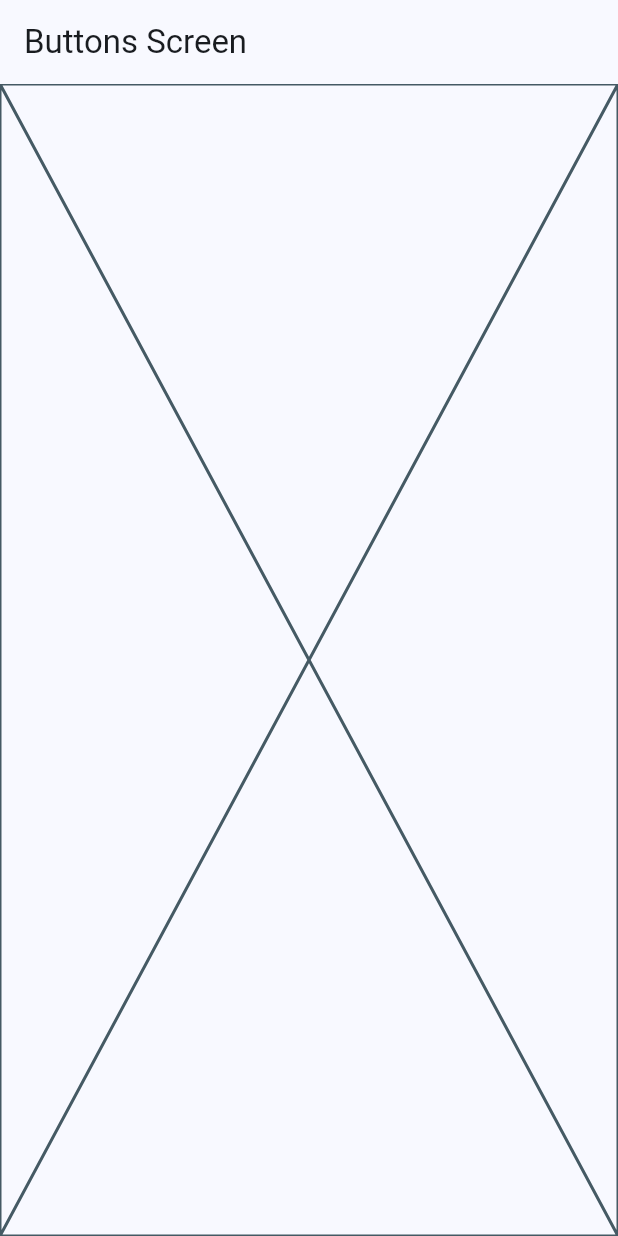
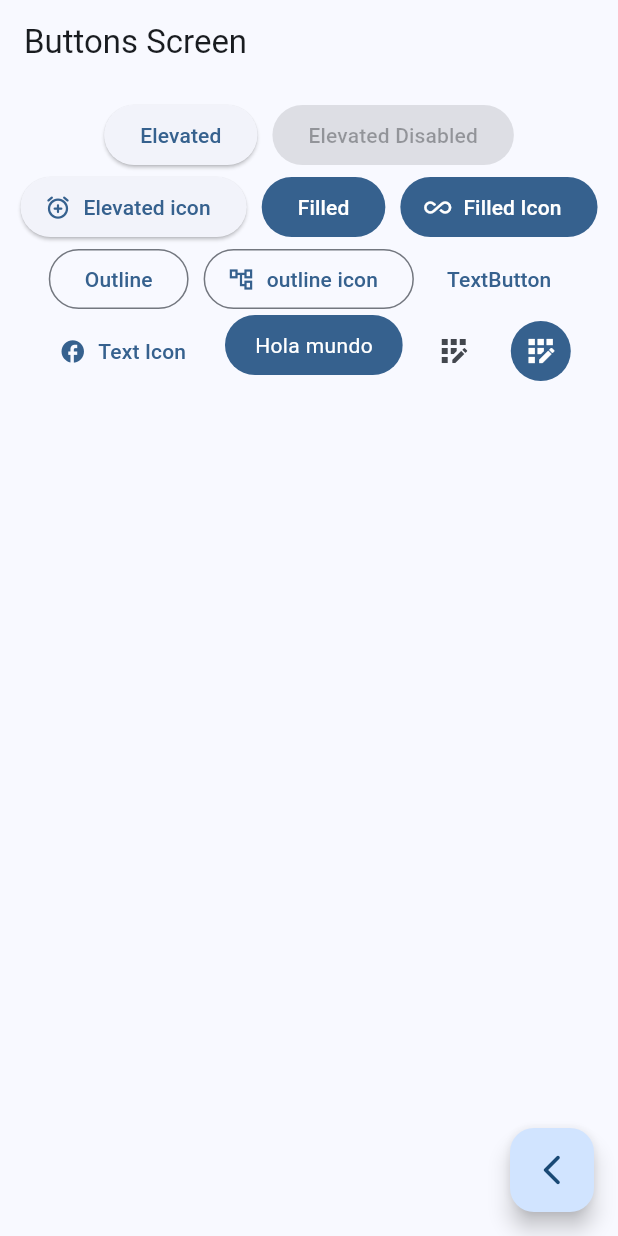
Before and after one commit to gu1llermo/widgets-app, a Flutter app: the ButtonsScreen screen opened by its route, on a phone screen of 412 x 824 dp. Run offline on Flutter 3.47's test engine with Material 3 defaults, Android fonts, the phone set to English and light mode, and no system bars; our stand-ins replace go_router.

Commit message:
buttons screen finished

```diff
--- a/lib/config/theme/app_theme.dart
+++ b/lib/config/theme/app_theme.dart
@@ -9,7 +9,7 @@ const colors = <Color>[
   Colors.deepPurple,
   Colors.orange,
   Colors.pink,
-  Colors.pinkAccent,
+  Color.fromARGB(255, 16, 192, 48),
 ];
 
 class AppTheme {
--- a/lib/presentation/screens/buttons/buttons_screen.dart
+++ b/lib/presentation/screens/buttons/buttons_screen.dart
@@ -1,4 +1,6 @@
 import 'package:flutter/material.dart';
+import 'package:go_router/go_router.dart';
+import 'package:widgets_app/config/theme/app_theme.dart';
 
 class ButtonsScreen extends StatelessWidget {
   static const name = 'buttons_screen';
@@ -8,7 +10,100 @@ class ButtonsScreen extends StatelessWidget {
   Widget build(BuildContext context) {
     return Scaffold(
       appBar: AppBar(title: const Text('Buttons Screen')),
-      body: const Placeholder(),
+      // ignore: prefer_const_constructors
+      body: _ButtonsView(),
+      floatingActionButton: FloatingActionButton(
+        child: const Icon(Icons.arrow_back_ios_new_rounded),
+        onPressed: () {
+          context.pop();
+        },
+      ),
     );
   }
 }
+
+class _ButtonsView extends StatelessWidget {
+  const _ButtonsView({
+    super.key,
+  });
+
+  @override
+  Widget build(BuildContext context) {
+    final colores = Theme.of(context).colorScheme;
+
+    return SizedBox(
+      width: double.infinity,
+      child: Padding(
+        padding: const EdgeInsets.symmetric(horizontal: 10, vertical: 10),
+        child: Wrap(
+          spacing: 10,
+          alignment: WrapAlignment.center,
+          children: [
+            ElevatedButton(onPressed: () {}, child: const Text('Elevated')),
+            const ElevatedButton(
+                onPressed: null, child: Text('Elevated Disabled')),
+            ElevatedButton.icon(
+                onPressed: () {},
+                icon: const Icon(Icons.alarm_add_rounded),
+                label: const Text('Elevated icon')),
+            FilledButton(onPressed: () {}, child: const Text('Filled')),
+            FilledButton.icon(
+              onPressed: () {},
+              icon: const Icon(Icons.all_inclusive_outlined),
+              label: const Text('Filled Icon'),
+            ),
+            OutlinedButton(onPressed: () {}, child: const Text('Outline')),
+            OutlinedButton.icon(
+              onPressed: () {},
+              label: const Text('outline icon'),
+              icon: const Icon(Icons.account_tree_outlined),
+            ),
+            TextButton(onPressed: () {}, child: const Text('TextButton')),
+            TextButton.icon(
+              onPressed: () {},
+              label: const Text('Text Icon'),
+              icon: const Icon(Icons.facebook),
+            ),
+            const CustomButton(),
+            IconButton(
+                onPressed: () {},
+                icon: const Icon(Icons.app_registration_outlined)),
+            IconButton(
+              onPressed: () {},
+              icon: const Icon(Icons.app_registration_outlined),
+              style: ButtonStyle(
+                  backgroundColor: WidgetStatePropertyAll(colores.primary),
+                  iconColor: const WidgetStatePropertyAll(Colors.white)),
+            ),
+          ],
+        ),
+      ),
+    );
+  }
+}
+
+class CustomButton extends StatelessWidget {
+  const CustomButton({super.key});
+
+  @override
+  Widget build(BuildContext context) {
+    final colors = Theme.of(context).colorScheme;
+
+    return ClipRRect(
+      borderRadius: BorderRadius.circular(20),
+      child: Material(
+        color: colors.primary,
+        child: InkWell(
+          onTap: () {},
+          child: Padding(
+            padding: EdgeInsets.symmetric(horizontal: 20, vertical: 10),
+            child: Text(
+              'Hola mundo',
+              style: TextStyle(color: Colors.white),
+            ),
+          ),
+        ),
+      ),
+    );
+  }
+}
```
